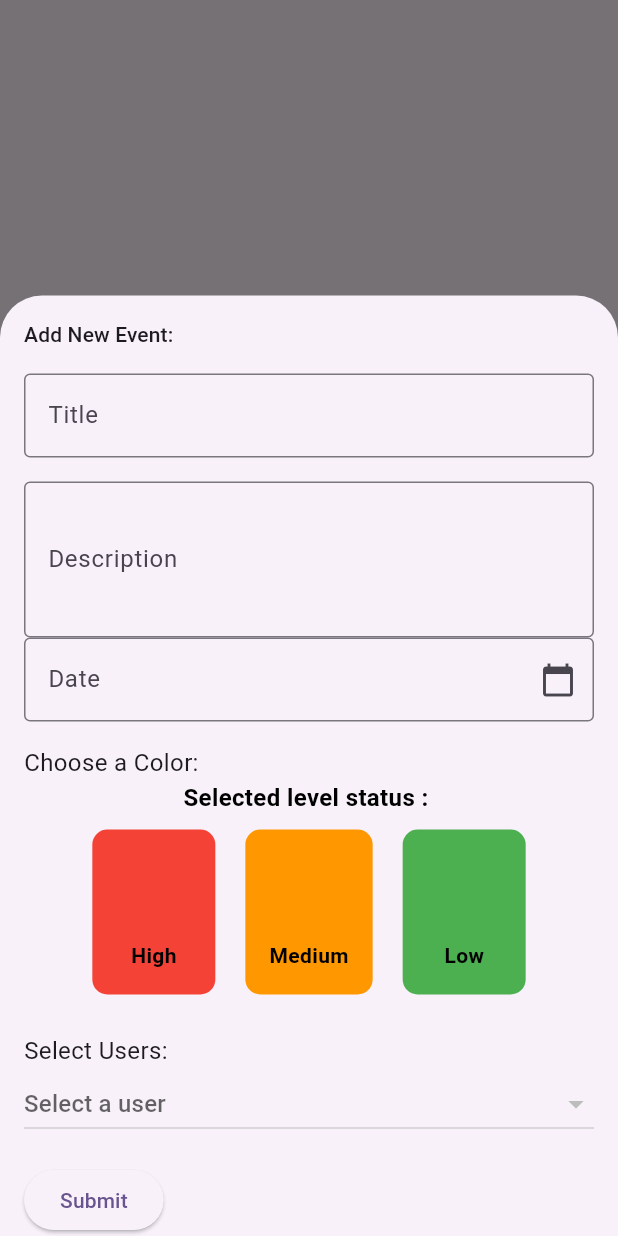
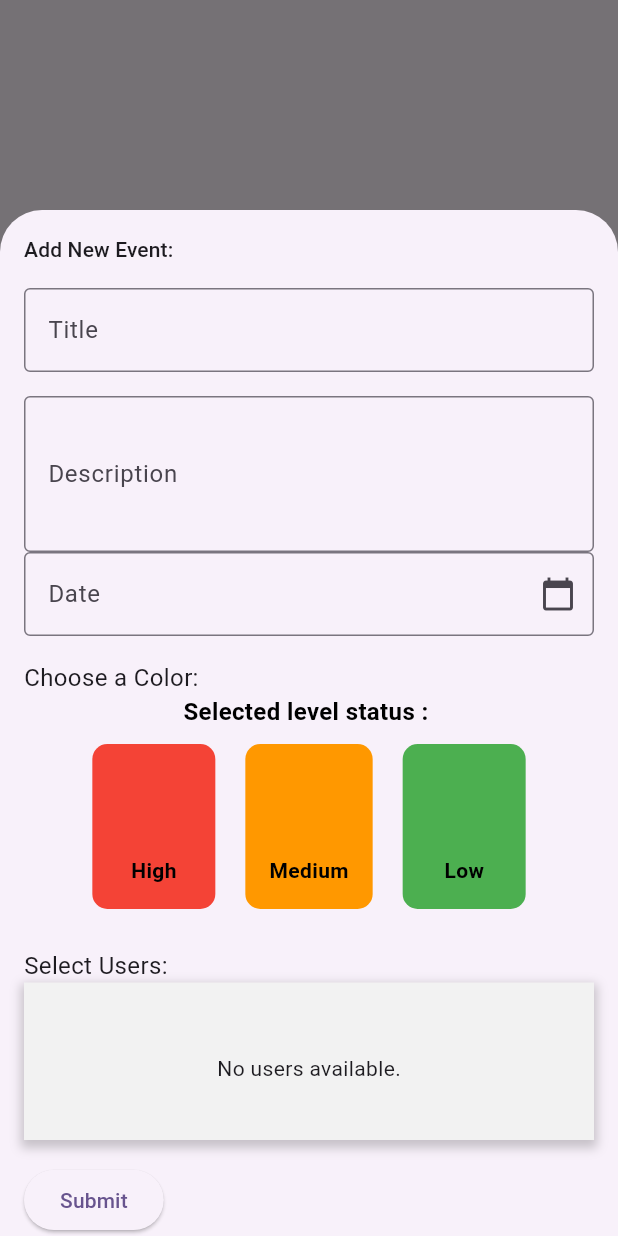
Before and after one commit to HanaOuerghemmi/date_keeper, a Flutter app: what showAddEventModal() shows on an empty page, opened directly with empty values, on a phone screen of 412 x 824 dp. Run offline on Flutter 3.47's test engine with Material 3 defaults, Android fonts, the phone set to English and light mode, and no system bars; our stand-ins replace bloc, cloud_firestore, dartz, equatable, firebase_auth, firebase_core and 11 more; accounts and stored records are empty; network calls fail; statements that could not run were skipped.

Commit message:
[XIV-69] change select user when create event

```diff
--- /dev/null
+++ b/devtools_options.yaml
@@ -0,0 +1,3 @@
+description: This file stores settings for Dart & Flutter DevTools.
+documentation: https://docs.flutter.dev/tools/devtools/extensions#configure-extension-enablement-states
+extensions:
--- a/lib/features/event/presentation/pages/add_event_screen.dart
+++ b/lib/features/event/presentation/pages/add_event_screen.dart
@@ -1,5 +1,6 @@
 import 'dart:developer';
 import 'package:date_keeper/features/event/presentation/widgets/events_ittems.dart';
+import 'package:date_keeper/features/event/presentation/widgets/select_user_widget.dart';
 import 'package:flutter/material.dart';
 import 'package:flutter_bloc/flutter_bloc.dart';
 import 'package:date_keeper/features/character/data/models/character_model.dart';
@@ -109,12 +110,19 @@ void showAddEventModal(BuildContext context, Function fetchEvents, List<Characte
                       'Select Users:',
                       style: TextStyle(fontSize: 16.0),
                     ),
-                    UserItemsSelector(
+
+                    SelectUserWidget(
                       users: users,
                       onUserSelected: (CharacterModel? user) {
                         selectedUser = user;
                       },
                     ),
+                    // UserItemsSelector(
+                    //   users: users,
+                    //   onUserSelected: (CharacterModel? user) {
+                    //     selectedUser = user;
+                    //   },
+                    // ),
                     SizedBox(height: 16),
                     state.maybeWhen(
                       loading: () => Center(child: CircularProgressIndicator()),
--- /dev/null
+++ b/lib/features/event/presentation/widgets/select_user_widget.dart
@@ -0,0 +1,173 @@
+import 'dart:developer';
+
+import 'package:date_keeper/core/rooting/app_rooting.dart';
+import 'package:date_keeper/core/utils/colors.dart';
+import 'package:date_keeper/features/character/data/models/character_model.dart';
+import 'package:date_keeper/features/character/presentation/cubit/get_all_character/get_all_character_cubit.dart';
+import 'package:date_keeper/features/character/presentation/pages/create_character_page.dart';
+import 'package:date_keeper/features/character/presentation/widgets/widget_character.dart';
+import 'package:flutter/material.dart';
+import 'package:flutter_bloc/flutter_bloc.dart';
+
+class SelectUserWidget extends StatefulWidget {
+  //
+  final List<CharacterModel> users;
+  final Function(CharacterModel?) onUserSelected;
+  const SelectUserWidget({
+    Key? key,
+    required this.users,
+    required this.onUserSelected,
+  }) : super(key: key);
+
+  @override
+  State<SelectUserWidget> createState() => _SelectUserWidgetState();
+}
+
+class _SelectUserWidgetState extends State<SelectUserWidget> {
+  CharacterModel? _selectedUser;
+  @override
+  void initState() {
+    super.initState();
+    _fetchCharcter();
+  }
+
+  void _fetchCharcter() {
+    context.read<GetAllCharacterCubit>().getAllCharacters();
+  }
+
+  @override
+  Widget build(BuildContext context) {
+    log('widget characters');
+    return Column(crossAxisAlignment: CrossAxisAlignment.center, children: [
+      Container(
+        width: MediaQuery.of(context).size.width,
+        height: 105,
+        decoration: BoxDecoration(
+          color: whiteColor,
+          boxShadow: [
+            BoxShadow(
+              color: black.withOpacity(0.2),
+              spreadRadius: 2,
+              blurRadius: 5,
+              offset: Offset(0, 3),
+            ),
+          ],
+        ),
+        child: Padding(
+          padding: const EdgeInsets.only(top: 10),
+          child: Row(
+            crossAxisAlignment: CrossAxisAlignment.center,
+            mainAxisAlignment: MainAxisAlignment.center,
+            children: [
+              Expanded(
+                child: BlocConsumer<GetAllCharacterCubit, GetAllCharacterState>(
+                  listener: (context, state) {
+                    state.maybeWhen(
+                      error: () {},
+                      orElse: () {},
+                    );
+                  },
+                  builder: (context, state) {
+                    return state.maybeWhen(
+                      initial: () =>
+                          const Center(child: Text("No users available.")),
+                      loading: () =>
+                          const Center(child: CircularProgressIndicator()),
+                      loaded: (characters) => characters.isEmpty
+                          ? const Center(child: Text("No users available."))
+                          : ListView.builder(
+                              scrollDirection: Axis.horizontal,
+                              itemCount: characters.length,
+                              itemBuilder: (context, index) {
+                                final character = characters[index];
+                                //! refactor code ........
+                                return
+                                // character == _selectedUser
+                                //     ? CharcterItemWidget(
+                                //         text: character.name ?? '',
+                                //         image: Image.network(
+                                //           character.profilePicture!,
+                                //           width: 50,
+                                //           height: 50,
+                                //           fit: BoxFit.cover,
+                                //           errorBuilder:
+                                //               (context, error, stackTrace) =>
+                                //                   Icon(
+                                //             Icons.person,
+                                //             size: 50 * 0.6,
+                                //             color: Colors.grey,
+                                //           ),
+                                //         ),
+                                //         onTap: () {
+                                //           setState(() {
+                                //             _selectedUser = character;
+                                //             widget.onUserSelected(character);
+                                //             if (character != null) {
+                                //               log('Selected user: ${character.name}');
+                                //             } else {
+                                //               log('No user selected');
+                                //             }
+                                //           });
+                                //         })
+                                //     :
+                                     Stack(
+                                        alignment: AlignmentDirectional.topCenter,
+                                        children: [
+                                          CharcterItemWidget(
+                                              text: character.name ?? '',
+                                              image: Image.network(
+                                                character.profilePicture!,
+                                                width: 50,
+                                                height: 50,
+                                                fit: BoxFit.cover,
+                                                errorBuilder: (context, error,
+                                                        stackTrace) =>
+                                                    Icon(
+                                                  Icons.person,
+                                                  size: 50 * 0.6,
+                                                  color: Colors.grey,
+                                                ),
+                                              ),
+                                              onTap: () {
+                                                setState(() {
+                                                  if(_selectedUser == null || _selectedUser != character){
+                                                     _selectedUser = character;
+                                                  widget.onUserSelected(
+                                                      character);
+                                                  if (character != null) {
+                                                    log('Selected user: ${character.name}');
+                                                  } else {
+                                                    _selectedUser =null;
+                                                    log('No user selected');
+                                                  }
+
+                                                  }else if(_selectedUser == character){
+                                                     _selectedUser = null;
+                                                  widget.onUserSelected(
+                                                      null);
+
+                                                  }
+
+                                                });
+                                              }),
+                                           if (character == _selectedUser)
+                                            Icon(
+                                              Icons.abc,
+                                              color: black,
+                                            ),
+                                        ],
+                                      );
+                              },
+                            ),
+                      orElse: () => Center(child: Text('Unexpected state')),
+                    );
+                  },
+                ),
+              ),
+            ],
+          ),
+        ),
+      ),
+    ]);
+  }
+}
```
Also changed, not shown: 1 other file.
